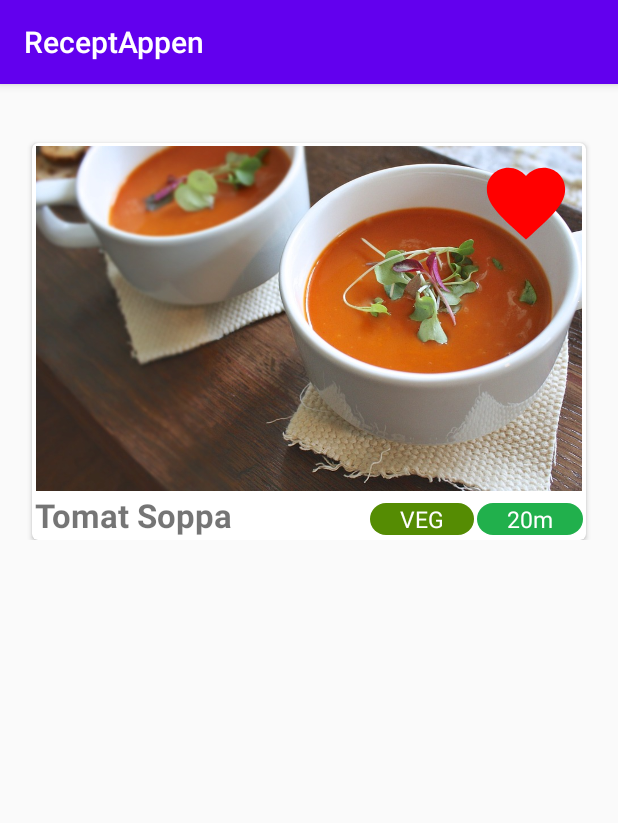
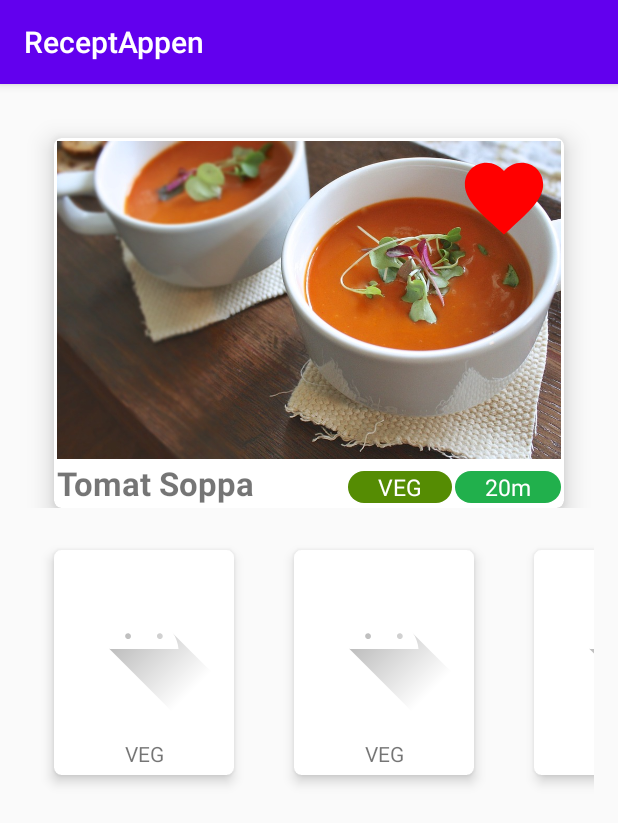
Before and after one commit to karlssonr/ReceptAppen, an Android app: the HomeScreenRecycle screen opened directly, with no data from a screen before it, on a phone screen of 412 x 824 dp. Shown: the top 823 px of the screen. Run offline under Robolectric (Android 15) with nearby library versions, the phone set to English and light mode, and no system bars; Roboto replaces fonts that are not available here.

Commit message:
added random_recipe_row and recipe_and_category_row

```diff
--- /dev/null
+++ b/app/src/main/java/com/example/receptappen/AdapterFoodCategory.kt
@@ -0,0 +1,40 @@
+package com.example.receptappen
+
+import android.view.LayoutInflater
+import android.view.View
+import android.view.ViewGroup
+import androidx.recyclerview.widget.RecyclerView
+import kotlinx.android.synthetic.main.food_category_row.view.*
+import kotlinx.android.synthetic.main.random_recipe_row.view.*
+
+class AdapterFoodCategory: RecyclerView.Adapter<CustomViewHolderCategory>() {
+
+    val foodCategories = listOf<String>("KÖTT","VEG","FÅGEL","FISK","DESSERT")
+
+    override fun getItemCount(): Int {
+        return foodCategories.size
+    }
+
+    override fun onCreateViewHolder(parent: ViewGroup, viewType: Int): CustomViewHolderCategory {
+        val layoutInflater = LayoutInflater.from(parent?.context)
+        val cellForRow = layoutInflater.inflate(R.layout.food_category_row, parent, false)
+        return CustomViewHolderCategory(cellForRow)
+
+    }
+
+    override fun onBindViewHolder(holder: CustomViewHolderCategory, position: Int) {
+        //val recipeTitle = recipeTitles.get(position)
+       // holder?.view?.textView_food_recipe_title.text = recipeTitle
+        holder?.view?.textView_category.text = "VEG"
+
+
+
+
+    }
+
+
+}
+
+class CustomViewHolderCategory(val view: View): RecyclerView.ViewHolder(view) {
+
+}
--- /dev/null
+++ b/app/src/main/java/com/example/receptappen/AdapterRandomRecipe.kt
@@ -0,0 +1,40 @@
+package com.example.receptappen
+
+import android.view.LayoutInflater
+import android.view.View
+import android.view.ViewGroup
+import androidx.recyclerview.widget.RecyclerView
+import kotlinx.android.synthetic.main.random_recipe_row.view.*
+
+class AdapterRandomRecipe: RecyclerView.Adapter<CustomViewHolder>() {
+
+    val recipeTitles = listOf<String>("Tomat Soppa")
+    val foodCategories = listOf<String>("KÖTT","VEG","FÅGEL","FISK","DESSERT")
+
+    override fun getItemCount(): Int {
+        return recipeTitles.size
+    }
+
+    override fun onCreateViewHolder(parent: ViewGroup, viewType: Int): CustomViewHolder {
+        val layoutInflater = LayoutInflater.from(parent?.context)
+        val cellForRow = layoutInflater.inflate(R.layout.random_recipe_row, parent, false)
+        return CustomViewHolder(cellForRow)
+
+    }
+
+    override fun onBindViewHolder(holder: CustomViewHolder, position: Int) {
+        val recipeTitle = recipeTitles.get(position)
+        holder?.view?.textView_food_recipe_title.text = recipeTitle
+        holder?.view?.textView_food_catagory.text = "VEG"
+        holder?.view?.textView_time_to_cook.text = "20m"
+
+
+
+    }
+
+
+}
+
+class CustomViewHolder(val view: View): RecyclerView.ViewHolder(view) {
+
+}
--- a/app/src/main/java/com/example/receptappen/MainAdapter.kt
+++ b/app/src/main/java/com/example/receptappen/AdapterRecipeAndCategory.kt
@@ -1,12 +1,11 @@
 package com.example.receptappen
 
 import android.view.LayoutInflater
-import android.view.View
 import android.view.ViewGroup
 import androidx.recyclerview.widget.RecyclerView
-import kotlinx.android.synthetic.main.food_recipe_row.view.*
+import kotlinx.android.synthetic.main.random_recipe_row.view.*
 
-class MainAdapter: RecyclerView.Adapter<CustomViewHolder>() {
+class AdapterRecipeAndCategory: RecyclerView.Adapter<CustomViewHolder>() {
 
     val recipeTitles = listOf<String>("Tomat Soppa")
     val foodCategories = listOf<String>("KÖTT","VEG","FÅGEL","FISK","DESSERT")
@@ -17,7 +16,7 @@ class MainAdapter: RecyclerView.Adapter<CustomViewHolder>() {
 
     override fun onCreateViewHolder(parent: ViewGroup, viewType: Int): CustomViewHolder {
         val layoutInflater = LayoutInflater.from(parent?.context)
-        val cellForRow = layoutInflater.inflate(R.layout.food_recipe_row, parent, false)
+        val cellForRow = layoutInflater.inflate(R.layout.random_recipe_row, parent, false)
         return CustomViewHolder(cellForRow)
 
     }
@@ -35,6 +34,6 @@ class MainAdapter: RecyclerView.Adapter<CustomViewHolder>() {
 
 }
 
-class CustomViewHolder(val view: View): RecyclerView.ViewHolder(view) {
+//class CustomViewHolderRecipeAndCategory(val view: View): RecyclerView.ViewHolder(view) {
 
-}
+//}
--- a/app/src/main/java/com/example/receptappen/HomeScreenRecycle.kt
+++ b/app/src/main/java/com/example/receptappen/HomeScreenRecycle.kt
@@ -1,17 +1,24 @@
 package com.example.receptappen
 
+import android.annotation.SuppressLint
 import androidx.appcompat.app.AppCompatActivity
 import android.os.Bundle
 import androidx.recyclerview.widget.LinearLayoutManager
+import androidx.recyclerview.widget.OrientationHelper
 import kotlinx.android.synthetic.main.activity_home_screen_recycle.*
 
 class HomeScreenRecycle : AppCompatActivity() {
 
+    @SuppressLint("WrongConstant")
     override fun onCreate(savedInstanceState: Bundle?) {
         super.onCreate(savedInstanceState)
         setContentView(R.layout.activity_home_screen_recycle)
 
-        recyclerView_homeScreen.layoutManager = LinearLayoutManager(this)
-        recyclerView_homeScreen.adapter = MainAdapter()
+        recyclerView_random_recipe.layoutManager = LinearLayoutManager(this)
+        recyclerView_random_recipe.adapter = AdapterRandomRecipe()
+
+        recyclerView_food_category.layoutManager = LinearLayoutManager(this, OrientationHelper.HORIZONTAL, false)
+        recyclerView_food_category.adapter = AdapterFoodCategory()
+
     }
 }
--- a/app/src/main/res/layout/activity_home_screen_recycle.xml
+++ b/app/src/main/res/layout/activity_home_screen_recycle.xml
@@ -7,15 +7,37 @@
     tools:context=".HomeScreenRecycle">
 
     <androidx.recyclerview.widget.RecyclerView
-        android:id="@+id/recyclerView_homeScreen"
-        android:layout_width="409dp"
-        android:layout_height="729dp"
-        android:layout_marginStart="5dp"
-        android:layout_marginTop="5dp"
-        android:layout_marginEnd="5dp"
-        android:layout_marginBottom="5dp"
-        app:layout_constraintBottom_toBottomOf="parent"
+        android:id="@+id/recyclerView_random_recipe"
+        android:layout_width="0dp"
+        android:layout_height="wrap_content"
+        android:layout_marginStart="16dp"
+        android:layout_marginTop="16dp"
+        android:layout_marginEnd="16dp"
         app:layout_constraintEnd_toEndOf="parent"
         app:layout_constraintStart_toStartOf="parent"
-        app:layout_constraintTop_toTopOf="parent" />
+        app:layout_constraintTop_toTopOf="parent">
+
+    </androidx.recyclerview.widget.RecyclerView>
+
+    <androidx.recyclerview.widget.RecyclerView
+        android:id="@+id/recyclerView_food_category"
+        android:layout_width="0dp"
+        android:layout_height="wrap_content"
+        android:layout_marginStart="16dp"
+        android:layout_marginTop="8dp"
+        android:layout_marginEnd="16dp"
+        app:layout_constraintEnd_toEndOf="parent"
+        app:layout_constraintStart_toStartOf="parent"
+        app:layout_constraintTop_toBottomOf="@+id/recyclerView_random_recipe" />
+
+    <androidx.recyclerview.widget.RecyclerView
+        android:id="@+id/recyclerView_category_and_recipe"
+        android:layout_width="0dp"
+        android:layout_height="wrap_content"
+        android:layout_marginStart="16dp"
+        android:layout_marginTop="8dp"
+        android:layout_marginEnd="16dp"
+        app:layout_constraintEnd_toEndOf="parent"
+        app:layout_constraintStart_toStartOf="parent"
+        app:layout_constraintTop_toBottomOf="@+id/recyclerView_food_category" />
 </androidx.constraintlayout.widget.ConstraintLayout>
--- /dev/null
+++ b/app/src/main/res/layout/food_category_row.xml
@@ -0,0 +1,41 @@
+<?xml version="1.0" encoding="utf-8"?>
+<FrameLayout xmlns:android="http://schemas.android.com/apk/res/android"
+    xmlns:app="http://schemas.android.com/apk/res-auto"
+    xmlns:tools="http://schemas.android.com/tools"
+    android:layout_width="wrap_content"
+    android:layout_height="wrap_content">
+
+    <androidx.cardview.widget.CardView
+        android:layout_width="120dp"
+        android:layout_height="150dp"
+        android:layout_margin="20dp"
+        app:cardCornerRadius="5dp"
+        app:cardElevation="5dp"
+        app:contentPadding="2dp">
+
+
+        <androidx.constraintlayout.widget.ConstraintLayout
+            android:layout_width="match_parent"
+            android:layout_height="match_parent">
+
+            <ImageView
+                android:id="@+id/image_category"
+                android:layout_width="wrap_content"
+                android:layout_height="wrap_content"
+                app:layout_constraintEnd_toEndOf="parent"
+                app:layout_constraintStart_toStartOf="parent"
+                app:layout_constraintTop_toTopOf="parent"
+                app:srcCompat="@drawable/ic_launcher_foreground" />
+
+            <TextView
+                android:id="@+id/textView_category"
+                android:layout_width="wrap_content"
+                android:layout_height="wrap_content"
+                android:layout_marginTop="16dp"
+                android:text="TextView"
+                app:layout_constraintEnd_toEndOf="parent"
+                app:layout_constraintStart_toStartOf="parent"
+                app:layout_constraintTop_toBottomOf="@+id/image_category" />
+        </androidx.constraintlayout.widget.ConstraintLayout>
+    </androidx.cardview.widget.CardView>
+</FrameLayout>
--- a/app/src/main/res/layout/food_recipe_row.xml
+++ b/app/src/main/res/layout/random_recipe_row.xml
@@ -6,13 +6,13 @@
     android:layout_height="wrap_content">
 
     <androidx.cardview.widget.CardView
+        android:layout_width="match_parent"
+        android:layout_height="match_parent"
         android:layout_marginLeft="20dp"
+        android:layout_marginTop="20dp"
         android:layout_marginRight="20dp"
-        android:layout_marginTop="20dp"
-        android:layout_height="match_parent"
-        android:layout_width="match_parent"
-        app:cardCornerRadius="4dp"
-        app:cardElevation="2dp"
+        app:cardCornerRadius="5dp"
+        app:cardElevation="10dp"
         app:contentPadding="2dp">
 
         <androidx.constraintlayout.widget.ConstraintLayout
--- /dev/null
+++ b/app/src/main/res/layout/recipe_and_category_row.xml
@@ -0,0 +1,6 @@
+<?xml version="1.0" encoding="utf-8"?>
+<LinearLayout xmlns:android="http://schemas.android.com/apk/res/android"
+    android:layout_width="match_parent"
+    android:layout_height="match_parent">
+
+</LinearLayout>
```
